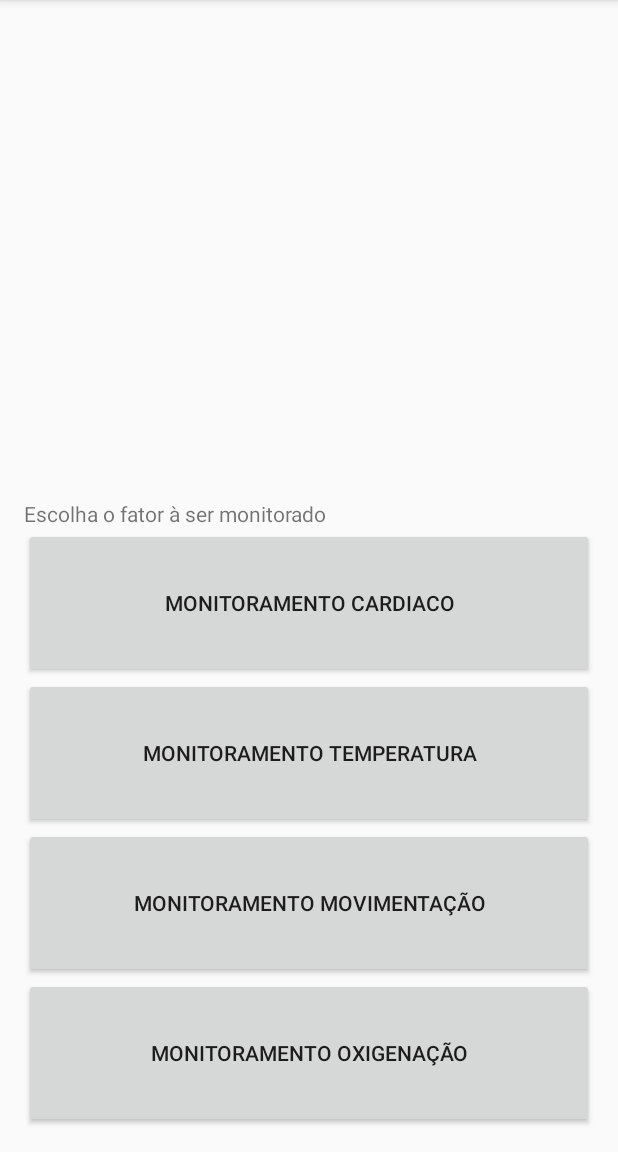
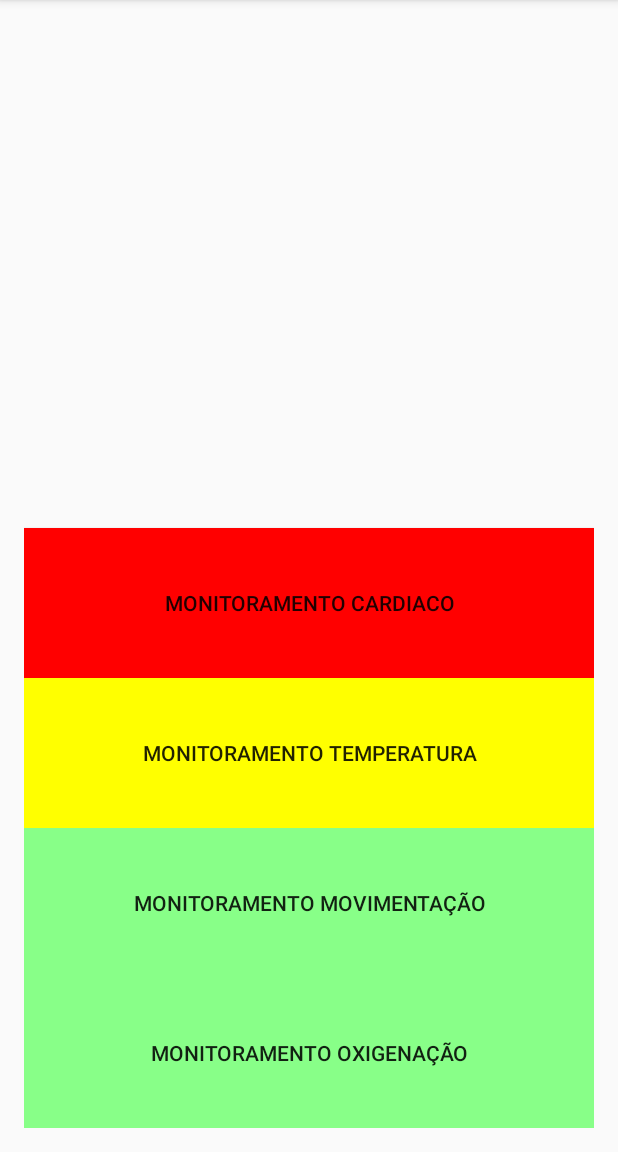
Before and after one commit to pedrocunial/real_hackathon, an Android app: the screen it shows after launch (MainActivity), on a phone screen of 412 x 824 dp, the part 84-1236 px from its top. Run offline under Robolectric (Android 15) with nearby library versions, the phone set to English and light mode, and no system bars; 1 statement that could not run was skipped.

Commit message:
Mudei a forma com que eu definia os botões para que eles fossem clicáveis.

```diff
--- a/app/src/main/AndroidManifest.xml
+++ b/app/src/main/AndroidManifest.xml
@@ -18,7 +18,11 @@
                 <category android:name="android.intent.category.LAUNCHER" />
             </intent-filter>
         </activity>
-        <activity android:name=".HeartBeatActivity"></activity>
+        <activity android:name=".HeartBeatActivity" />
+        <activity android:name=".RegisterActivity" />
+        <activity android:name=".TempActivity" />
+        <activity android:name=".MoveActivity" />
+        <activity android:name=".OxigenActivity"></activity>
     </application>
 
 </manifest>
--- a/app/src/main/java/br/edu/insper/hackathon2/HeartBeatActivity.java
+++ b/app/src/main/java/br/edu/insper/hackathon2/HeartBeatActivity.java
@@ -20,7 +20,7 @@ public class HeartBeatActivity extends AppCompatActivity {
     private final int high = 240;
     private final int low = 140;
     private TextView mensagem;
-    private final String frase = "Seu pai morreu";
+    private final String frase = "Seu pai pode estar correndo perigo!";
     private View redCircle;
     private View greenCircle;
     private View yellowCircle;
@@ -89,10 +89,8 @@ public class HeartBeatActivity extends AppCompatActivity {
 
 
                 if (heartbeat > 220) {
-                    mensagem.setText("0");
-                    Toast.makeText(HeartBeatActivity.this, "Morreu!", Toast.LENGTH_SHORT).show();
                     ligar("996003399");
-                    this.cancel();
+
                 } else {
                     this.start();
                 }
--- a/app/src/main/java/br/edu/insper/hackathon2/MainActivity.java
+++ b/app/src/main/java/br/edu/insper/hackathon2/MainActivity.java
@@ -3,6 +3,9 @@ package br.edu.insper.hackathon2;
 import android.content.Intent;
 import android.support.v7.app.AppCompatActivity;
 import android.os.Bundle;
+import android.view.Menu;
+import android.view.MenuInflater;
+import android.view.MenuItem;
 import android.view.View;
 import android.widget.Button;
 import android.widget.TextView;
@@ -14,12 +17,11 @@ public class MainActivity extends AppCompatActivity {
         super.onCreate(savedInstanceState);
         setContentView(R.layout.activity_main);
 
-        TextView textView = (TextView) findViewById(R.id.text_title);
-
         Button buttonHeart = (Button) findViewById(R.id.btn_heartbeat);
         Button buttonTemp = (Button) findViewById(R.id.btn_temp);
         Button buttonMove = (Button) findViewById(R.id.btn_move);
         Button buttonOxigen = (Button) findViewById(R.id.btn_oxigen);
+//        View redCircle = (View) findViewById(R.id.red_circle_main);
 
         assert buttonHeart != null;
 
@@ -30,7 +32,54 @@ public class MainActivity extends AppCompatActivity {
             }
         });
 
+        assert buttonTemp != null;
+        buttonTemp.setOnClickListener(new View.OnClickListener() {
+            @Override
+            public void onClick(View view) {
+                startActivity(new Intent(MainActivity.this, TempActivity.class));
+            }
+        });
+
+
+        assert buttonMove != null;
+        buttonMove.setOnClickListener(new View.OnClickListener() {
+            @Override
+            public void onClick(View view) {
+                startActivity(new Intent(MainActivity.this, MoveActivity.class));
+            }
+        });
+
+
+        assert buttonOxigen != null;
+        buttonOxigen.setOnClickListener(new View.OnClickListener() {
+            @Override
+            public void onClick(View view) {
+                startActivity(new Intent(MainActivity.this, OxigenActivity.class));
+            }
+        });
+
+
 
 
     }
+
+    @Override
+    public boolean onCreateOptionsMenu(Menu menu) {
+        MenuInflater inflater = getMenuInflater();
+        inflater.inflate(R.menu.menu_main, menu);
+        return super.onCreateOptionsMenu(menu);
+    }
+
+    @Override
+    public boolean onOptionsItemSelected(MenuItem item) {
+        switch (item.getItemId()) {
+            case R.id.action_nurse:
+                startActivity(new Intent(MainActivity.this, RegisterActivity.class));
+                return true;
+            default:
+                return super.onOptionsItemSelected(item);
+
+        }
+    }
+
 }
--- a/app/src/main/res/layout/activity_main.xml
+++ b/app/src/main/res/layout/activity_main.xml
@@ -11,34 +11,46 @@
     tools:context="br.edu.insper.hackathon2.MainActivity"
     android:orientation="vertical">
 
-    <TextView
-        android:layout_width="match_parent"
-        android:layout_height="wrap_content"
-        android:text="@string/escolha_o_fator_ser_monitorado"
-        android:id="@+id/text_title"/>
+    <!--<TextView-->
+        <!--android:layout_width="match_parent"-->
+        <!--android:layout_height="wrap_content"-->
+        <!--android:text="@string/escolha_o_fator_ser_monitorado"-->
+        <!--android:id="@+id/text_title"/>-->
+
+
+    <!--<Button-->
+        <!--android:layout_width="match_parent"-->
+        <!--android:layout_height="100dp"-->
+        <!--android:text="Perfil"-->
+        <!--android:id="@+id/btn_register"/>-->
+
 
     <Button
         android:layout_width="match_parent"
         android:layout_height="100dp"
         android:text="@string/monitoramento_cardiaco"
+        android:background="#FF0000"
         android:id="@+id/btn_heartbeat"/>
 
     <Button
         android:layout_width="match_parent"
         android:layout_height="100dp"
         android:text="@string/monitoramento_temperatura"
+        android:background="#FFFF00"
         android:id="@+id/btn_temp"/>
 
     <Button
         android:layout_width="match_parent"
         android:layout_height="100dp"
         android:text="@string/monitoramento_movimenta_o"
+        android:background="#88FF88"
         android:id="@+id/btn_move"/>
 
     <Button
         android:layout_width="match_parent"
         android:layout_height="100dp"
         android:text="@string/monitoramento_oxigena_o"
+        android:background="#88ff88"
         android:id="@+id/btn_oxigen"/>
 
 
```
